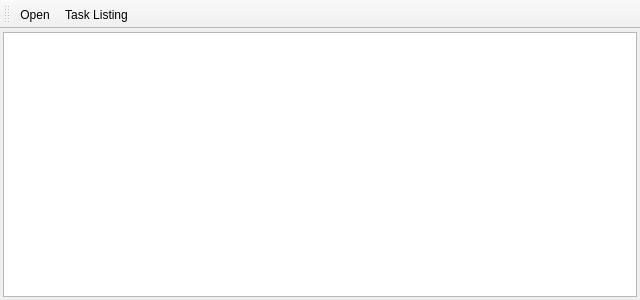
Qt form timetablewindow.ui (rkapl/qttrack) before a commit.
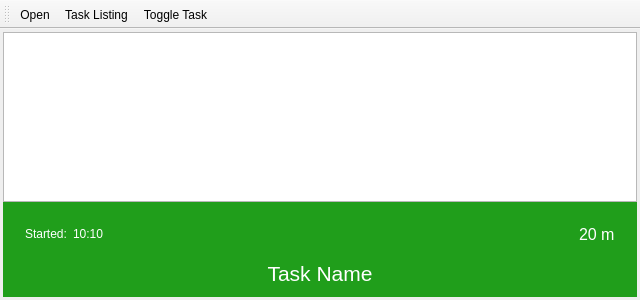
The same form after that commit. Icons and pictures are not drawn.

Commit message: Support for logging time (without actually saving the results).

The edit to the form file:
```diff
--- a/timetablewindow.ui
+++ b/timetablewindow.ui
@@ -14,7 +14,7 @@
    <string>Q Time Tracker</string>
   </property>
   <widget class="QWidget" name="centralWidget">
-   <layout class="QHBoxLayout" name="horizontalLayout">
+   <layout class="QVBoxLayout" name="verticalLayout">
     <property name="spacing">
      <number>0</number>
     </property>
@@ -46,6 +46,79 @@
       </attribute>
      </widget>
     </item>
+    <item>
+     <widget class="QWidget" name="activeTaskInfoPane" native="true">
+      <property name="styleSheet">
+       <string notr="true">background-color:#209E1B;
+color: white;</string>
+      </property>
+      <layout class="QVBoxLayout" name="verticalLayout_2">
+       <item>
+        <widget class="QWidget" name="widget" native="true">
+         <layout class="QHBoxLayout" name="horizontalLayout">
+          <item>
+           <widget class="QLabel" name="label_2">
+            <property name="text">
+             <string>Started:</string>
+            </property>
+           </widget>
+          </item>
+          <item>
+           <widget class="QLabel" name="activeTaskStart">
+            <property name="text">
+             <string notr="true">10:10</string>
+            </property>
+           </widget>
+          </item>
+          <item>
+           <spacer name="horizontalSpacer">
+            <property name="orientation">
+             <enum>Qt::Horizontal</enum>
+            </property>
+            <property name="sizeHint" stdset="0">
+             <size>
+              <width>40</width>
+              <height>20</height>
+             </size>
+            </property>
+           </spacer>
+          </item>
+          <item>
+           <widget class="QLabel" name="activeTaskTime">
+            <property name="font">
+             <font>
+              <pointsize>12</pointsize>
+             </font>
+            </property>
+            <property name="text">
+             <string notr="true">20 m</string>
+            </property>
+           </widget>
+          </item>
+         </layout>
+        </widget>
+       </item>
+       <item>
+        <widget class="QLabel" name="activeTaskSummary">
+         <property name="font">
+          <font>
+           <pointsize>16</pointsize>
+          </font>
+         </property>
+         <property name="frameShape">
+          <enum>QFrame::NoFrame</enum>
+         </property>
+         <property name="text">
+          <string notr="true">Task Name</string>
+         </property>
+         <property name="alignment">
+          <set>Qt::AlignCenter</set>
+         </property>
+        </widget>
+       </item>
+      </layout>
+     </widget>
+    </item>
    </layout>
   </widget>
   <widget class="QToolBar" name="mainToolBar">
@@ -63,6 +136,7 @@
    </attribute>
    <addaction name="actionOpen"/>
    <addaction name="actionTaskListing"/>
+   <addaction name="actionToggleTask"/>
   </widget>
   <action name="actionOpen">
    <property name="text">
@@ -89,6 +163,14 @@
     <string>Show when have you worked on the selected task</string>
    </property>
   </action>
+  <action name="actionToggleTask">
+   <property name="text">
+    <string notr="true">Toggle Task</string>
+   </property>
+   <property name="shortcut">
+    <string>Space</string>
+   </property>
+  </action>
  </widget>
  <layoutdefault spacing="6" margin="11"/>
  <resources>
```
The commit also changes 6 other files.
